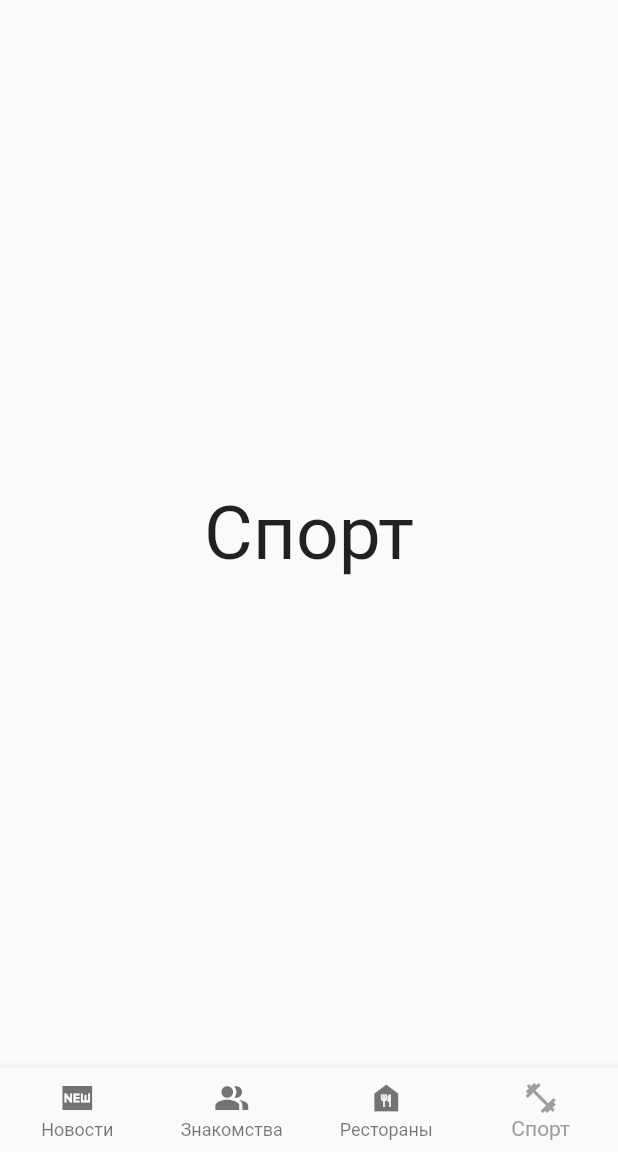
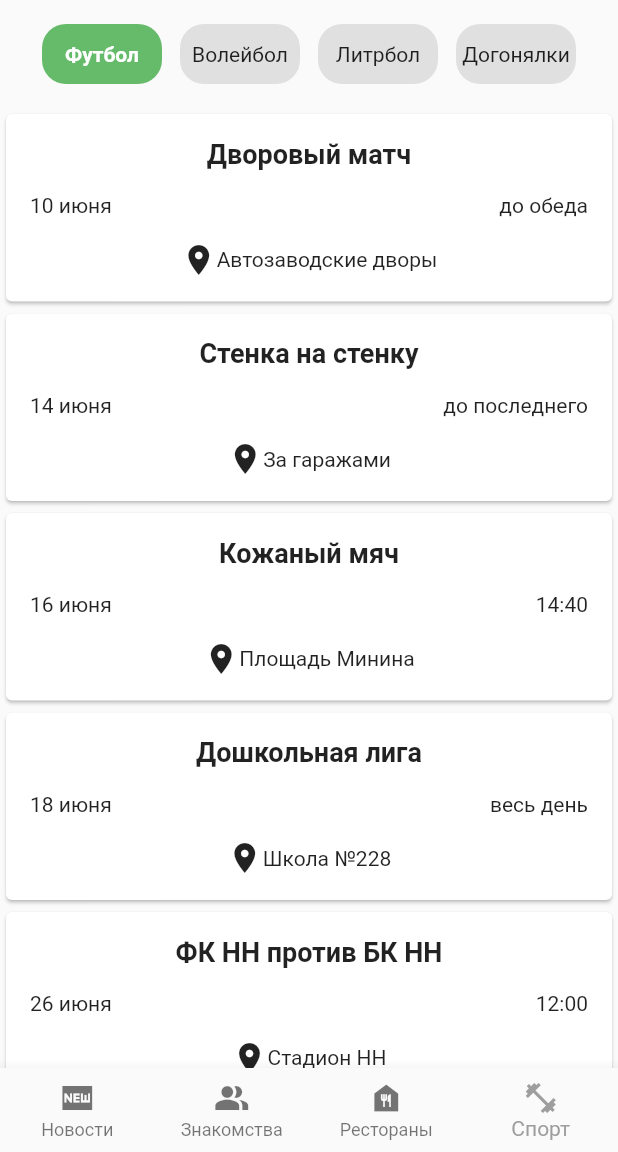
Before and after one commit to mudlobster/nnstories_from_scratch_2, a Flutter app: the screen it shows after launch, item 4 of the bottom bar chosen, on a phone screen of 412 x 824 dp, the part 84-1236 px from its top. Run offline on Flutter 3.47's test engine with Material 2 defaults, Android fonts, the phone set to English and light mode, and no system bars; our stand-ins replace google_fonts.

Commit message:
Initial commit

```diff
--- a/lib/homepage.dart
+++ b/lib/homepage.dart
@@ -2,7 +2,7 @@ import 'package:flutter/material.dart';
 import 'pages/meet.dart';
 import 'pages/news.dart';
 import 'pages/restaurants.dart';
-import 'pages/entertainment.dart';
+import 'pages/sport.dart';
 import 'package:google_fonts/google_fonts.dart';
 
 
@@ -27,7 +27,7 @@ class _HomePageState extends State<HomePage> {
     UserNews(),
     UserMeet(),
     UserRestaurants(),
-    UserEntertainment(),
+    UserSport(),
   ];
 
   @override
--- a/lib/pages/entertainment.dart
+++ /dev/null
@@ -1,16 +0,0 @@
-import 'package:flutter/material.dart';
-
-class UserEntertainment extends StatelessWidget {
-  const UserEntertainment({Key? key}) : super(key: key);
-
-  // This widget is the root of your application.
-  @override
-  Widget build(BuildContext context) {
-    return Center(
-      child: Text(
-        'Спорт',
-        style: TextStyle(fontSize: 50),
-      ),
-    );
-  }
-}
--- /dev/null
+++ b/lib/pages/sport.dart
@@ -0,0 +1,63 @@
+import 'package:flutter/material.dart';
+import 'package:nnstories_from_scratch/pages/util/sports_event.dart';
+
+class UserSport extends StatelessWidget {
+  const UserSport({Key? key}) : super(key: key);
+
+  // This widget is the root of your application.
+  @override
+  Widget build(BuildContext context) {
+    return ListView(
+      children: [
+        Padding(
+          padding: const EdgeInsets.all(16.0),
+          child: Row(
+            mainAxisAlignment: MainAxisAlignment.spaceEvenly ,
+            children: [
+              SizedBox(child:
+              Container(
+                  width: 80,
+                  height: 40,
+                decoration: BoxDecoration(borderRadius: BorderRadius.circular(16),color: Colors.green[400],),
+                  child: Center(child:
+                  Text('Футбол', style: TextStyle(color: Colors.white, fontWeight: FontWeight.bold),)
+                  )
+              )
+              ),
+              SizedBox(child:
+              Container(
+                  width: 80,
+                  height: 40,
+                  decoration: BoxDecoration(borderRadius: BorderRadius.circular(16),color: Colors.grey[300],),
+                  child: Center(child: Text('Волейбол')))),
+              SizedBox(child:
+              Container(
+                  width: 80,
+                  height: 40,
+                  decoration: BoxDecoration(borderRadius: BorderRadius.circular(16),color: Colors.grey[300],),
+                  child: Center(child: Text('Литрбол')))),
+              SizedBox(child:
+              Container(
+                  width: 80,
+                  height: 40,
+                  decoration: BoxDecoration(borderRadius: BorderRadius.circular(16),color: Colors.grey[300],),
+                  child: Center(child: Text('Догонялки')))),
+            ],
+          ),
+        ),
+        Column(
+              children: [
+                SportEvent(eventName: 'Дворовый матч', date: '10 июня', time: 'до обеда', location: 'Автозаводские дворы'),
+                SportEvent(eventName: 'Стенка на стенку', date: '14 июня', time: 'до последнего', location: 'За гаражами'),
+                SportEvent(eventName: 'Кожаный мяч', date: '16 июня', time: '14:40', location: 'Площадь Минина'),
+                SportEvent(eventName: 'Дошкольная лига', date: '18 июня', time: 'весь день', location: 'Школа №228'),
+                SportEvent(eventName: 'ФК НН против БК НН', date: '26 июня', time: '12:00', location: 'Стадион НН'),
+                SportEvent(eventName: 'Футбол под пивом', date: '4 июля', time: 'с утречка', location: 'Канавинский район'),
+                SportEvent(eventName: 'Женский матч', date: '7 июля', time: '15:00', location: 'Стадион НН'),
+                SportEvent(eventName: 'Кибер-футбол', date: '11 июля', time: '11:00', location: 'Удаленно'),
+              ],
+            ),
+      ],
+    );
+  }
+}
--- /dev/null
+++ b/lib/pages/util/sports_event.dart
@@ -0,0 +1,47 @@
+import 'package:flutter/material.dart';
+
+class SportEvent extends StatelessWidget {
+  final String eventName;
+  final String date;
+  final String time;
+  final String location;
+
+  SportEvent({required this.eventName, required this.date, required this.time, required this.location});
+
+  Widget build(BuildContext context) {
+    return Card(
+      child: Column(
+        children: [
+          Padding(
+            padding: const EdgeInsets.all(16),
+            child: Text(eventName, style: TextStyle(fontSize: 18, fontWeight: FontWeight.bold),
+            ),
+          ),
+          Row(
+            mainAxisAlignment: MainAxisAlignment.spaceBetween,
+            children: [
+              Padding(
+                padding: const EdgeInsets.only(left: 16),
+                child: Text(date),
+              ),
+              Padding(
+                padding: const EdgeInsets.only(right: 16),
+                child: Text(time),
+              ),
+            ],
+          ),
+          Padding(
+            padding: const EdgeInsets.all(16.0),
+            child: Row(
+              mainAxisAlignment: MainAxisAlignment.center,
+              children: [
+              Icon(Icons.location_on),
+              Text(  location)
+            ],
+                ),
+          ),
+        ],
+      ),
+    );
+  }
+  }
```
